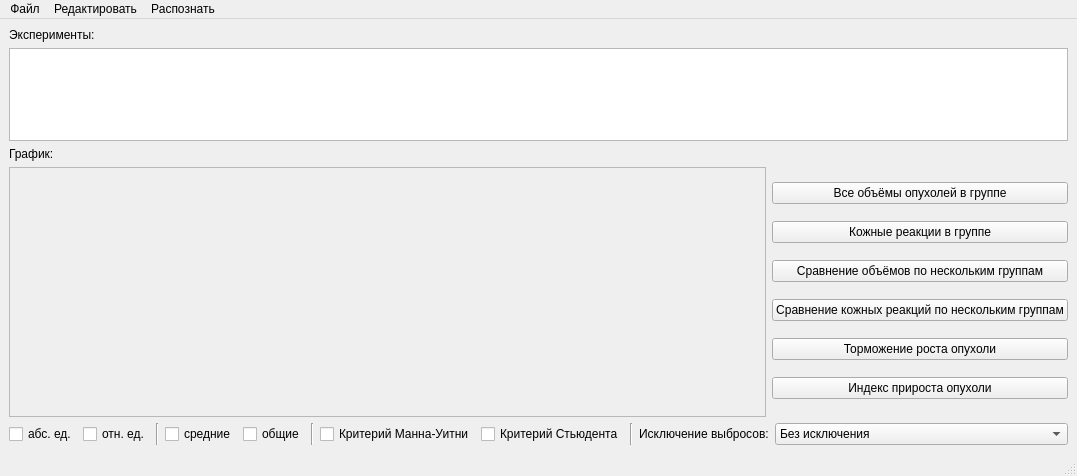
The window that ui/gui.ui (cobaltCorsair/neuro_stats) describes before a commit, drawn with Qt 5.
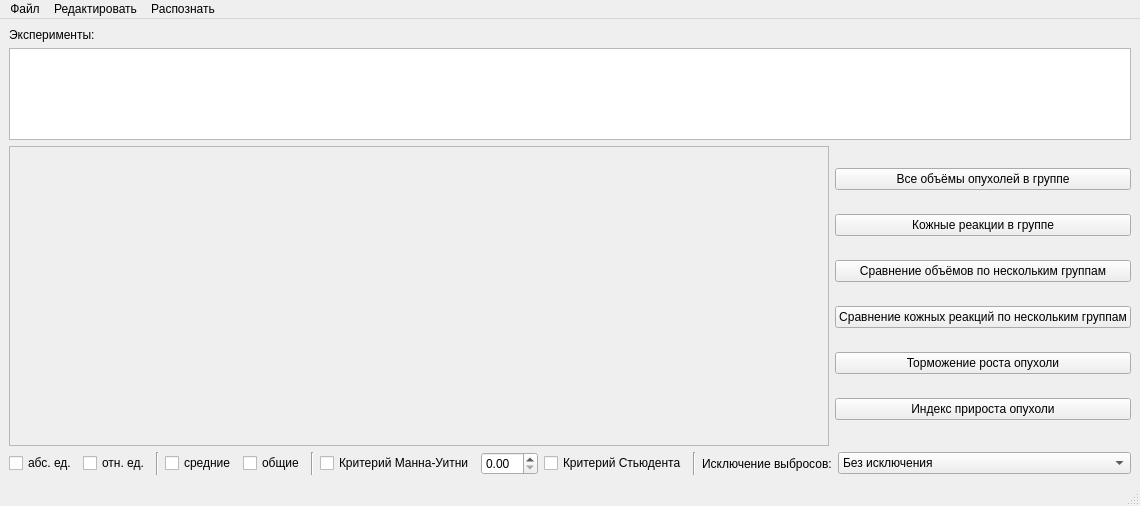
The same window after the commit.

```diff
--- a/ui/gui.ui
+++ b/ui/gui.ui
@@ -6,8 +6,8 @@
    <rect>
     <x>0</x>
     <y>0</y>
-    <width>1071</width>
-    <height>476</height>
+    <width>1125</width>
+    <height>506</height>
    </rect>
   </property>
   <property name="windowTitle">
@@ -16,7 +16,10 @@
   <widget class="QWidget" name="centralwidget">
    <layout class="QGridLayout" name="gridLayout">
     <item row="0" column="0">
-     <layout class="QVBoxLayout" name="verticalLayout_5" stretch="2,5">
+     <layout class="QVBoxLayout" name="verticalLayout_5" stretch="0,0">
+      <property name="spacing">
+       <number>6</number>
+      </property>
       <item>
        <layout class="QVBoxLayout" name="verticalLayout_3">
         <item>
@@ -40,16 +43,12 @@
        </layout>
       </item>
       <item>
-       <layout class="QVBoxLayout" name="verticalLayout_4" stretch="0,3,0">
+       <layout class="QVBoxLayout" name="verticalLayout_4" stretch="0,0">
+        <property name="spacing">
+         <number>6</number>
+        </property>
         <item>
-         <widget class="QLabel" name="label">
-          <property name="text">
-           <string>График:</string>
-          </property>
-         </widget>
-        </item>
-        <item>
-         <layout class="QHBoxLayout" name="horizontalLayout_3" stretch="3,0">
+         <layout class="QHBoxLayout" name="horizontalLayout_3" stretch="5,0">
           <property name="spacing">
            <number>6</number>
           </property>
@@ -57,8 +56,8 @@
            <widget class="QFrame" name="frame">
             <property name="minimumSize">
              <size>
-              <width>350</width>
-              <height>250</height>
+              <width>650</width>
+              <height>300</height>
              </size>
             </property>
             <property name="frameShape">
@@ -190,6 +189,9 @@
                 </property>
                </widget>
               </item>
+              <item>
+               <widget class="QDoubleSpinBox" name="doubleSpinBox"/>
+              </item>
               <item>
                <widget class="QCheckBox" name="checkBox">
                 <property name="text">
@@ -267,7 +269,7 @@
     <rect>
      <x>0</x>
      <y>0</y>
-     <width>1071</width>
+     <width>1125</width>
      <height>22</height>
     </rect>
    </property>
```
